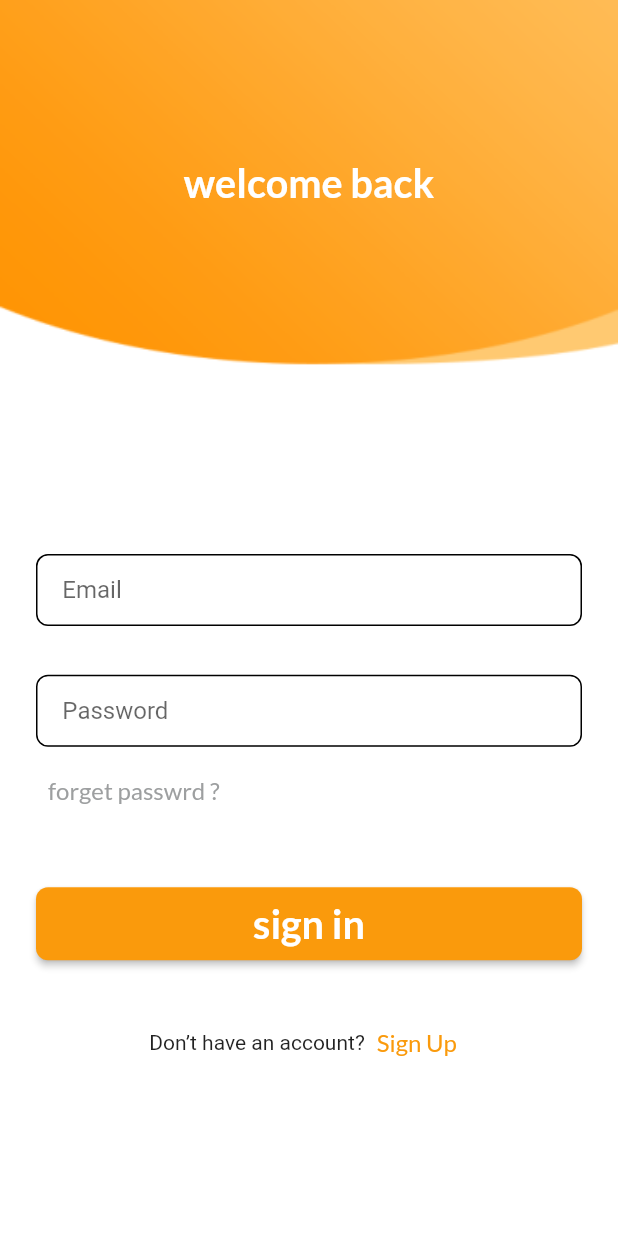
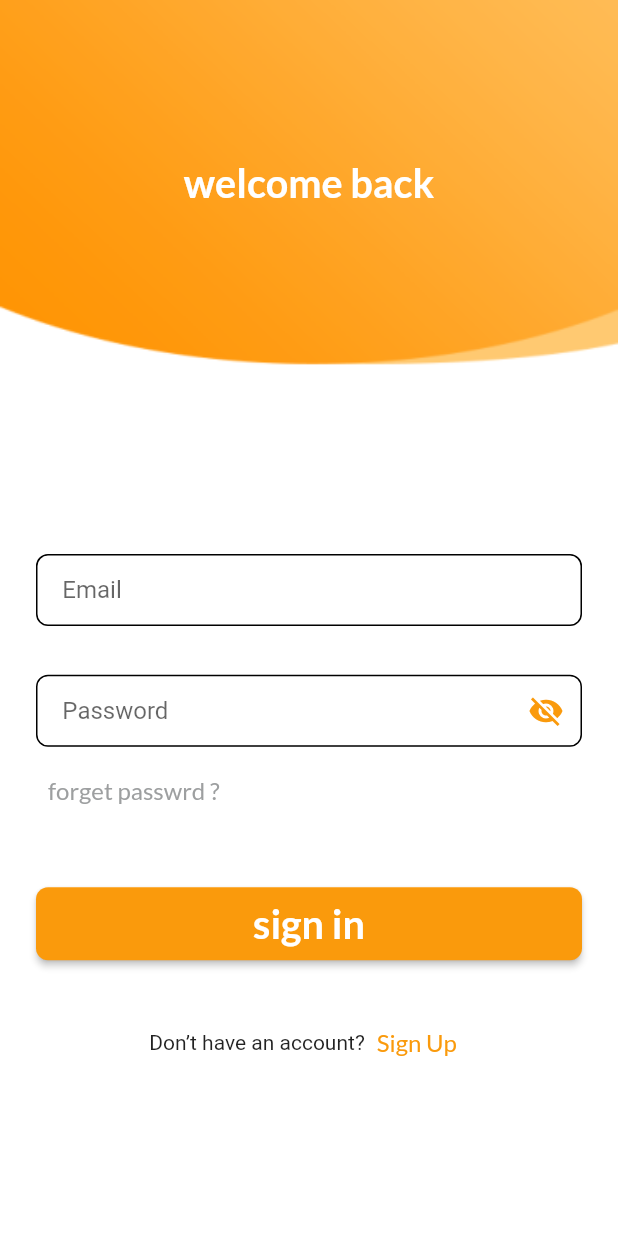
Before and after one commit to UpAdv-Internship/chef_app_round_two, a Flutter app: the screen it shows after launch, on a phone screen of 412 x 824 dp. Run offline on Flutter 3.47's test engine with Material 2 defaults, Android fonts, the phone set to English and light mode, and no system bars; our stand-ins replace dio, flutter_bloc, flutter_screenutil, get_it, google_fonts, internet_connection_checker and 1 more.

Commit message:
Change Login Password SuffixIcon

```diff
--- a/lib/features/sign_in/presentation/cubit/login_cubit.dart
+++ b/lib/features/sign_in/presentation/cubit/login_cubit.dart
@@ -5,7 +5,15 @@ import 'package:flutter_bloc/flutter_bloc.dart';
 class LoginCubit extends Cubit<LoginState> {
   LoginCubit() : super(LoginInitial());
   GlobalKey<FormState> loginKey = GlobalKey<FormState>();
-
   TextEditingController loginController = TextEditingController();
   TextEditingController passwordController = TextEditingController();
+//!passsword suffixIcon
+  bool isLoginPasswordsShowing = true;
+  IconData suffixIcon = Icons.visibility_off ;
+  void changeLoginPasswordSuffixIcon() {
+    isLoginPasswordsShowing = !isLoginPasswordsShowing;
+    suffixIcon =
+        isLoginPasswordsShowing ?Icons.visibility_off   : Icons.visibility;
+    emit(ChangeLoginPasswordSuffixIcon());
+  }
 }
--- a/lib/features/sign_in/presentation/cubit/login_state.dart
+++ b/lib/features/sign_in/presentation/cubit/login_state.dart
@@ -2,3 +2,4 @@
 sealed class LoginState {}
 
 final class LoginInitial extends LoginState {}
+final class ChangeLoginPasswordSuffixIcon extends LoginState {}
--- a/lib/features/sign_in/presentation/screen/login_screen.dart
+++ b/lib/features/sign_in/presentation/screen/login_screen.dart
@@ -74,6 +74,9 @@ class LoginScreen extends StatelessWidget {
                           //!text field password
                           CustomLoginTextFormField(
                               controller: loginCubit.passwordController,
+                              isPassword: loginCubit.isLoginPasswordsShowing,
+                              icon: loginCubit.suffixIcon,
+                              suffixIconOnPressed:(){loginCubit.changeLoginPasswordSuffixIcon();}  ,
                               hint: 'Password',validate: (data) {
                               if (data!.length < 6 || data.isEmpty) {
                                 return "The password that you've entered is incorrect"
```
